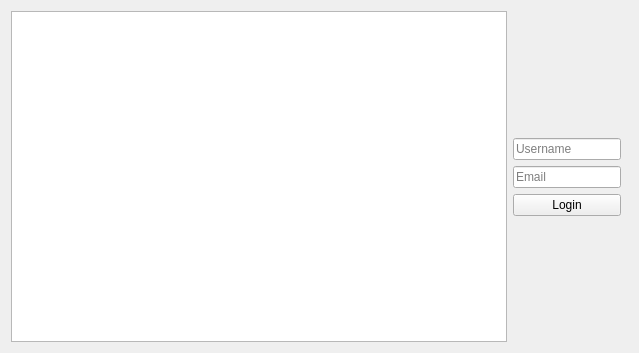
Old version of the form loginwidget.ui in the repository cjwhome/go3treksQt.
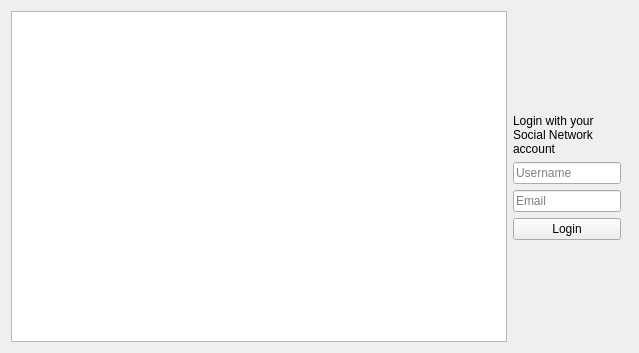
New version of the form.

Commit message: Got logins nearly completed

The edit to the form file:
```diff
--- a/loginwidget.ui
+++ b/loginwidget.ui
@@ -22,7 +22,7 @@
      <property name="rightMargin">
       <number>7</number>
      </property>
-     <item row="4" column="0">
+     <item row="5" column="0">
       <spacer name="verticalSpacer">
        <property name="orientation">
         <enum>Qt::Vertical</enum>
@@ -35,21 +35,21 @@
        </property>
       </spacer>
      </item>
-     <item row="1" column="0">
+     <item row="2" column="0">
       <widget class="QLineEdit" name="usernameBox">
        <property name="placeholderText">
         <string>Username</string>
        </property>
       </widget>
      </item>
-     <item row="2" column="0">
+     <item row="3" column="0">
       <widget class="QLineEdit" name="passwordBox">
        <property name="placeholderText">
         <string>Email</string>
        </property>
       </widget>
      </item>
-     <item row="3" column="0">
+     <item row="4" column="0">
       <widget class="QPushButton" name="checkLoginButton">
        <property name="text">
         <string>Login</string>
@@ -69,6 +69,22 @@
        </property>
       </spacer>
      </item>
+     <item row="1" column="0">
+      <widget class="QLabel" name="label">
+       <property name="text">
+        <string>Login with your Social Network account</string>
+       </property>
+       <property name="textFormat">
+        <enum>Qt::RichText</enum>
+       </property>
+       <property name="scaledContents">
+        <bool>false</bool>
+       </property>
+       <property name="wordWrap">
+        <bool>true</bool>
+       </property>
+      </widget>
+     </item>
     </layout>
    </item>
   </layout>
```
The commit also changes 4 other files.
